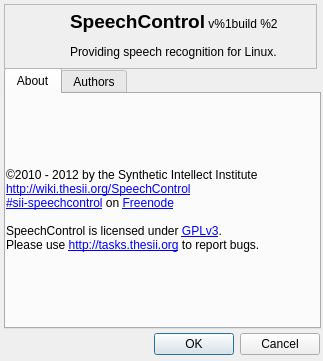
Qt form res/ui/about-dialog.ui (smartboyhw/speechcontrol) before a commit.
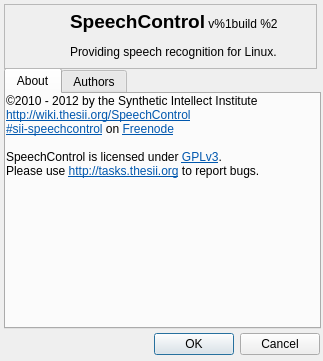
The same form after that commit. Icons and pictures are not drawn.

Commit message: Added the Synthetic Intellect Institute's icon to the repository. Added the S.I.I's logo to QRC. Added the S.I.I to the about dialog.

What changed in the file:
```diff
--- a/res/ui/about-dialog.ui
+++ b/res/ui/about-dialog.ui
@@ -39,12 +39,16 @@
       </rect>
      </property>
      <property name="text">
-      <string>&amp;copy;2010 - 2012 by the Synthetic Intellect Institute&lt;br&gt;
-&lt;a href=&quot;http://wiki.thesii.org/SpeechControl&quot;&gt;http://wiki.thesii.org/SpeechControl&lt;/a&gt;&lt;br&gt;
-&lt;a href=&quot;irc://irc.freenode.net/sii-speechcontrol&quot;&gt;#sii-speechcontrol&lt;/a&gt; on &lt;a href=&quot;http://www.freenode.net&quot;&gt;Freenode&lt;/a&gt;&lt;br&gt;&lt;br&gt;
-SpeechControl is licensed under &lt;a href=&quot;http://www.gnu.org/licenses/gpl-3.0.txt&quot;&gt;GPLv3&lt;/a&gt;.&lt;br&gt;
- Please use &lt;a href=&quot;http://tasks.thesii.org&quot;&gt;http://tasks.thesii.org&lt;/a&gt; to report bugs.
-</string>
+      <string>&lt;html&gt;&lt;head/&gt;&lt;body&gt;&lt;p&gt;©2010 - 2012 by the Synthetic Intellect Institute&lt;img src=&quot;:/logo/sii&quot; width=&quot;64&quot; height=&quot;64&quot; style=&quot;float: right; margin: 10px;&quot; /&gt;&lt;br/&gt;&lt;a href=&quot;http://wiki.thesii.org/SpeechControl&quot;&gt;&lt;span style=&quot; text-decoration: underline; color:#0057ae;&quot;&gt;http://wiki.thesii.org/SpeechControl&lt;/span&gt;&lt;/a&gt;&lt;br/&gt;&lt;a href=&quot;irc://irc.freenode.net/sii-speechcontrol&quot;&gt;&lt;span style=&quot; text-decoration: underline; color:#0057ae;&quot;&gt;#sii-speechcontrol&lt;/span&gt;&lt;/a&gt; on &lt;a href=&quot;http://www.freenode.net&quot;&gt;&lt;span style=&quot; text-decoration: underline; color:#0057ae;&quot;&gt;Freenode&lt;/span&gt;&lt;/a&gt;&lt;br/&gt;&lt;br/&gt;SpeechControl is licensed under &lt;a href=&quot;http://www.gnu.org/licenses/gpl-3.0.txt&quot;&gt;&lt;span style=&quot; text-decoration: underline; color:#0057ae;&quot;&gt;GPLv3&lt;/span&gt;&lt;/a&gt;.&lt;br/&gt;Please use &lt;a href=&quot;http://tasks.thesii.org&quot;&gt;&lt;span style=&quot; text-decoration: underline; color:#0057ae;&quot;&gt;http://tasks.thesii.org&lt;/span&gt;&lt;/a&gt; to report bugs. &lt;/p&gt;&lt;/body&gt;&lt;/html&gt;</string>
+     </property>
+     <property name="scaledContents">
+      <bool>true</bool>
+     </property>
+     <property name="alignment">
+      <set>Qt::AlignLeading|Qt::AlignLeft|Qt::AlignTop</set>
+     </property>
+     <property name="wordWrap">
+      <bool>true</bool>
      </property>
      <property name="margin">
       <number>10</number>
```
Left out of the diff: 35 changed lines with no effect on the pictures. The commit also changes 2 other files.
